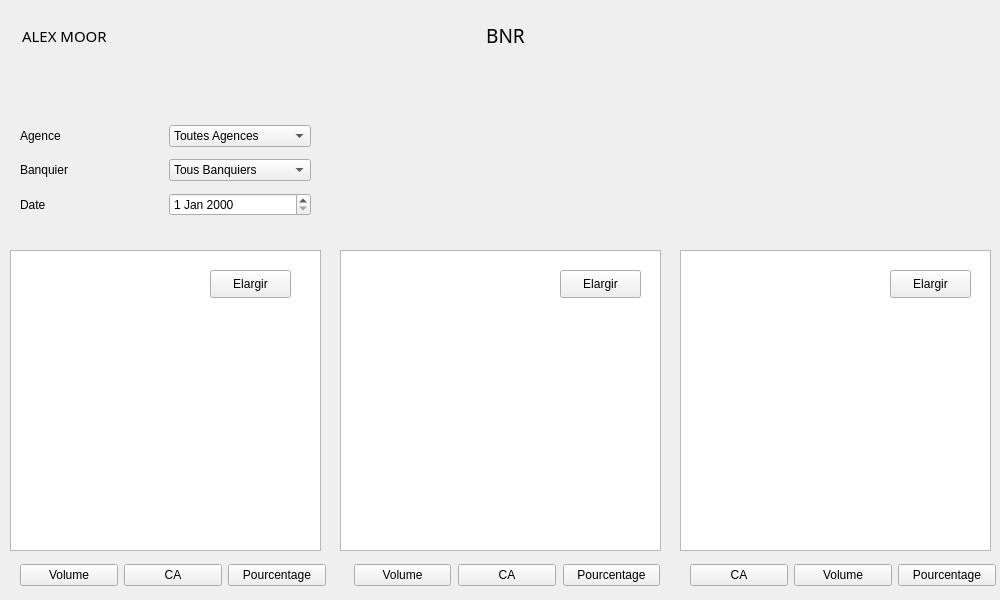
SihamJ/IHM, file Projet_Banque/principale.ui: the form before one commit.
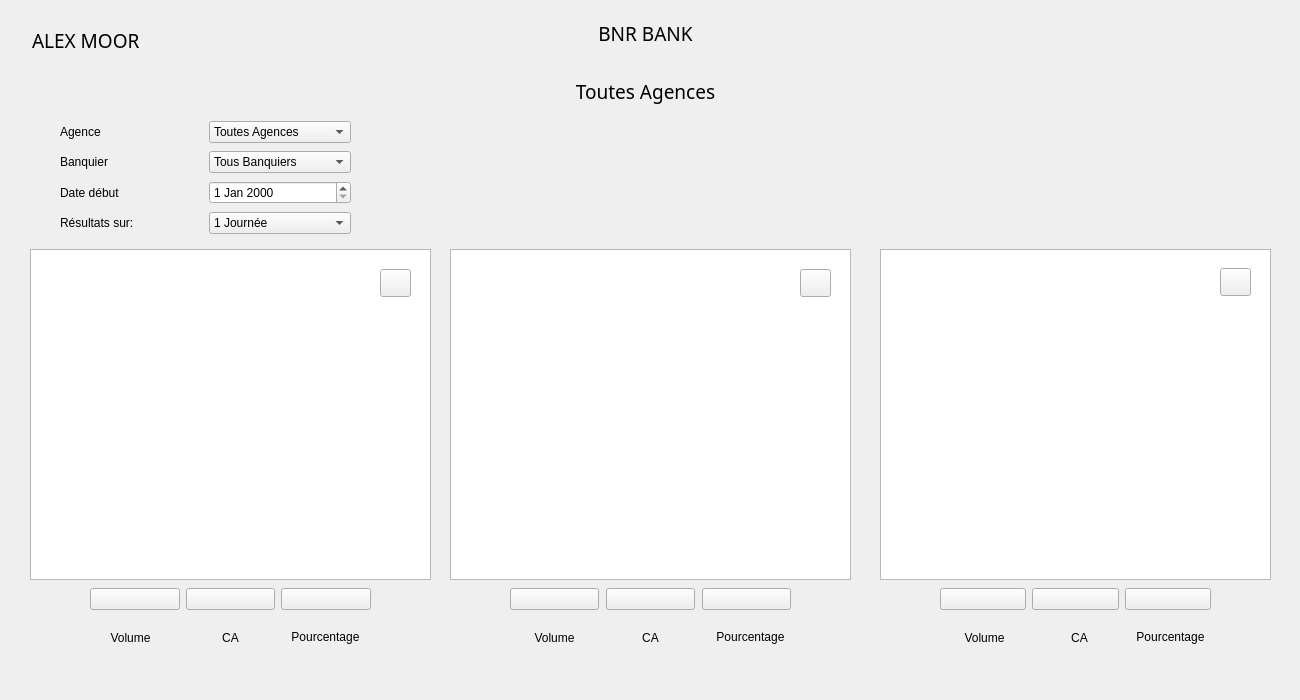
The form after the commit. Icons and pictures are not drawn. Custom widgets are drawn as their Qt base class.

Commit message: date, courbes sur durée, #3

The edit to the form file:
```diff
--- a/Projet_Banque/principale.ui
+++ b/Projet_Banque/principale.ui
@@ -6,8 +6,8 @@
    <rect>
     <x>0</x>
     <y>0</y>
-    <width>1000</width>
-    <height>600</height>
+    <width>1300</width>
+    <height>700</height>
    </rect>
   </property>
   <property name="windowTitle">
@@ -16,44 +16,65 @@
   <widget class="QWidget" name="layoutWidget">
    <property name="geometry">
     <rect>
-     <x>690</x>
-     <y>560</y>
-     <width>306</width>
-     <height>31</height>
+     <x>940</x>
+     <y>579</y>
+     <width>271</width>
+     <height>41</height>
     </rect>
    </property>
    <layout class="QHBoxLayout" name="horizontalLayout_3">
-    <item>
-     <widget class="QPushButton" name="ca_bours">
-      <property name="text">
-       <string>CA</string>
-      </property>
-      <property name="icon">
-       <iconset resource="ressource.qrc">
-        <normaloff>:/assets/ca.png</normaloff>:/assets/ca.png</iconset>
-      </property>
-     </widget>
-    </item>
     <item>
      <widget class="QPushButton" name="vol_bours">
       <property name="text">
-       <string>Volume</string>
+       <string/>
       </property>
       <property name="icon">
        <iconset resource="ressource.qrc">
         <normaloff>:/assets/vol.png</normaloff>:/assets/vol.png</iconset>
+      </property>
+      <property name="iconSize">
+       <size>
+        <width>25</width>
+        <height>25</height>
+       </size>
+      </property>
+     </widget>
+    </item>
+    <item>
+     <widget class="QPushButton" name="ca_bours">
+      <property name="cursor">
+       <cursorShape>PointingHandCursor</cursorShape>
+      </property>
+      <property name="text">
+       <string/>
+      </property>
+      <property name="icon">
+       <iconset resource="ressource.qrc">
+        <normaloff>:/assets/ca.png</normaloff>:/assets/ca.png</iconset>
+      </property>
+      <property name="iconSize">
+       <size>
+        <width>25</width>
+        <height>25</height>
+       </size>
       </property>
      </widget>
     </item>
     <item>
      <widget class="QPushButton" name="pourc_bours">
       <property name="text">
-       <string>Pourcentage</string>
+       <string/>
       </property>
       <property name="icon">
        <iconset resource="ressource.qrc">
         <normaloff>:/assets/pourc.png</normaloff>:/assets/pourc.png</iconset>
       </property>
+      <property name="iconSize">
+       <size>
+        <width>25</width>
+        <height>25</height>
+       </size>
+      </property>
      </widget>
     </item>
    </layout>
@@ -61,10 +82,10 @@
   <widget class="QWidget" name="layoutWidget">
    <property name="geometry">
     <rect>
-     <x>354</x>
-     <y>560</y>
-     <width>306</width>
-     <height>31</height>
+     <x>510</x>
+     <y>579</y>
+     <width>281</width>
+     <height>41</height>
     </rect>
    </property>
    <layout class="QHBoxLayout" name="horizontalLayout_5">
@@ -74,34 +95,52 @@
     <item>
      <widget class="QPushButton" name="vol_assur">
       <property name="text">
-       <string>Volume</string>
+       <string/>
       </property>
       <property name="icon">
        <iconset resource="ressource.qrc">
         <normaloff>:/assets/vol.png</normaloff>:/assets/vol.png</iconset>
       </property>
+      <property name="iconSize">
+       <size>
+        <width>25</width>
+        <height>25</height>
+       </size>
+      </property>
      </widget>
     </item>
     <item>
      <widget class="QPushButton" name="ca_assur">
       <property name="text">
-       <string>CA</string>
+       <string/>
       </property>
       <property name="icon">
        <iconset resource="ressource.qrc">
         <normaloff>:/assets/ca.png</normaloff>:/assets/ca.png</iconset>
       </property>
+      <property name="iconSize">
+       <size>
+        <width>25</width>
+        <height>25</height>
+       </size>
+      </property>
      </widget>
     </item>
     <item>
      <widget class="QPushButton" name="pourc_assur">
       <property name="text">
-       <string>Pourcentage</string>
+       <string/>
       </property>
       <property name="icon">
        <iconset resource="ressource.qrc">
         <normaloff>:/assets/pourc.png</normaloff>:/assets/pourc.png</iconset>
       </property>
+      <property name="iconSize">
+       <size>
+        <width>25</width>
+        <height>25</height>
+       </size>
+      </property>
      </widget>
     </item>
    </layout>
@@ -109,10 +148,10 @@
   <widget class="QWidget" name="layoutWidget">
    <property name="geometry">
     <rect>
-     <x>20</x>
-     <y>560</y>
-     <width>306</width>
-     <height>31</height>
+     <x>90</x>
+     <y>579</y>
+     <width>281</width>
+     <height>41</height>
     </rect>
    </property>
    <layout class="QHBoxLayout" name="horizontalLayout_4">
@@ -122,34 +161,52 @@
        <bool>true</bool>
       </property>
       <property name="text">
-       <string>Volume</string>
+       <string/>
       </property>
       <property name="icon">
        <iconset resource="ressource.qrc">
         <normaloff>:/assets/vol.png</normaloff>:/assets/vol.png</iconset>
       </property>
+      <property name="iconSize">
+       <size>
+        <width>25</width>
+        <height>25</height>
+       </size>
+      </property>
      </widget>
     </item>
     <item>
      <widget class="QPushButton" name="ca_banq">
       <property name="text">
-       <string>CA</string>
+       <string/>
       </property>
       <property name="icon">
        <iconset resource="ressource.qrc">
         <normaloff>:/assets/ca.png</normaloff>:/assets/ca.png</iconset>
       </property>
+      <property name="iconSize">
+       <size>
+        <width>25</width>
+        <height>25</height>
+       </size>
+      </property>
      </widget>
     </item>
     <item>
      <widget class="QPushButton" name="pourc_banq">
       <property name="text">
-       <string>Pourcentage</string>
+       <string/>
       </property>
       <property name="icon">
        <iconset resource="ressource.qrc">
         <normaloff>:/assets/pourc.png</normaloff>:/assets/pourc.png</iconset>
       </property>
+      <property name="iconSize">
+       <size>
+        <width>25</width>
+        <height>25</height>
+       </size>
+      </property>
      </widget>
     </item>
    </layout>
@@ -157,13 +214,13 @@
   <widget class="QWidget" name="layoutWidget">
    <property name="geometry">
     <rect>
-     <x>20</x>
+     <x>60</x>
      <y>120</y>
      <width>291</width>
-     <height>101</height>
+     <height>119</height>
     </rect>
    </property>
-   <layout class="QVBoxLayout" name="verticalLayout_4" stretch="0,0,0">
+   <layout class="QVBoxLayout" name="verticalLayout_4" stretch="0,0,0,0">
     <property name="spacing">
      <number>7</number>
     </property>
@@ -266,12 +323,52 @@
       <item>
        <widget class="QLabel" name="label_3">
         <property name="text">
-         <string>Date</string>
+         <string>Date début</string>
         </property>
        </widget>
       </item>
       <item>
-       <widget class="QDateEdit" name="dateEdit"/>
+       <widget class="QDateEdit" name="date"/>
+      </item>
+     </layout>
+    </item>
+    <item>
+     <layout class="QHBoxLayout" name="horizontalLayout_7">
+      <item>
+       <widget class="QLabel" name="label_4">
+        <property name="text">
+         <string>Résultats sur:</string>
+        </property>
+       </widget>
+      </item>
+      <item>
+       <widget class="QComboBox" name="duree">
+        <item>
+         <property name="text">
+          <string>1 Journée</string>
+         </property>
+        </item>
+        <item>
+         <property name="text">
+          <string>1 Semaine</string>
+         </property>
+        </item>
+        <item>
+         <property name="text">
+          <string>1 Mois</string>
+         </property>
+        </item>
+        <item>
+         <property name="text">
+          <string>1 Année</string>
+         </property>
+        </item>
+        <item>
+         <property name="text">
+          <string>10 Ans</string>
+         </property>
+        </item>
+       </widget>
       </item>
      </layout>
     </item>
@@ -280,10 +377,10 @@
   <widget class="QWidget" name="layoutWidget">
    <property name="geometry">
     <rect>
-     <x>10</x>
+     <x>20</x>
      <y>10</y>
      <width>201</width>
-     <height>51</height>
+     <height>61</height>
     </rect>
    </property>
    <layout class="QHBoxLayout" name="horizontalLayout_8" stretch="0,3">
@@ -298,11 +395,11 @@
      </widget>
     </item>
     <item>
-     <widget class="QLabel" name="label_4">
+     <widget class="QLabel" name="username">
       <property name="font">
        <font>
         <family>MS PGothic</family>
-        <pointsize>11</pointsize>
+        <pointsize>14</pointsize>
        </font>
       </property>
       <property name="toolTip">
@@ -321,13 +418,32 @@
   <widget class="QWidget" name="layoutWidget">
    <property name="geometry">
     <rect>
-     <x>410</x>
+     <x>550</x>
      <y>20</y>
      <width>191</width>
-     <height>161</height>
+     <height>211</height>
     </rect>
    </property>
-   <layout class="QVBoxLayout" name="verticalLayout_5" stretch="1,3,1">
+   <layout class="QVBoxLayout" name="verticalLayout_5" stretch="0,1,0,1">
+    <item>
+     <widget class="QLabel" name="nom_agence_2">
+      <property name="font">
+       <font>
+        <family>MS PGothic</family>
+        <pointsize>14</pointsize>
+        <weight>50</weight>
+        <italic>false</italic>
+        <bold>false</bold>
+       </font>
+      </property>
+      <property name="text">
+       <string>BNR BANK</string>
+      </property>
+      <property name="alignment">
+       <set>Qt::AlignCenter</set>
+      </property>
+     </widget>
+    </item>
     <item>
      <widget class="QLabel" name="nom_agence">
       <property name="font">
@@ -340,7 +456,7 @@
        </font>
       </property>
       <property name="text">
-       <string>BNR</string>
+       <string>Toutes Agences</string>
       </property>
       <property name="alignment">
        <set>Qt::AlignCenter</set>
@@ -378,14 +494,14 @@
   <widget class="QPushButton" name="elargir_bq">
    <property name="geometry">
     <rect>
-     <x>210</x>
-     <y>270</y>
-     <width>81</width>
+     <x>380</x>
+     <y>269</y>
+     <width>31</width>
      <height>28</height>
     </rect>
    </property>
    <property name="text">
-    <string>Elargir</string>
+    <string/>
    </property>
    <property name="icon">
     <iconset resource="ressource.qrc">
@@ -395,14 +511,14 @@
   <widget class="QPushButton" name="elargir_assur">
    <property name="geometry">
     <rect>
-     <x>560</x>
-     <y>270</y>
-     <width>81</width>
+     <x>800</x>
+     <y>269</y>
+     <width>31</width>
      <height>28</height>
     </rect>
    </property>
    <property name="text">
-    <string>Elargir</string>
+    <string/>
    </property>
    <property name="icon">
     <iconset resource="ressource.qrc">
@@ -412,47 +528,191 @@
   <widget class="QPushButton" name="elargir_bours">
    <property name="geometry">
     <rect>
-     <x>890</x>
-     <y>270</y>
-     <width>81</width>
+     <x>1220</x>
+     <y>268</y>
+     <width>31</width>
      <height>28</height>
     </rect>
    </property>
    <property name="text">
-    <string>Elargir</string>
+    <string/>
    </property>
    <property name="icon">
     <iconset resource="ressource.qrc">
      <normaloff>:/assets/elargir_white.png</normaloff>:/assets/elargir_white.png</iconset>
    </property>
   </widget>
+  <widget class="QLabel" name="label_8">
+   <property name="geometry">
+    <rect>
+     <x>90</x>
+     <y>630</y>
+     <width>81</width>
+     <height>16</height>
+    </rect>
+   </property>
+   <property name="text">
+    <string>Volume</string>
+   </property>
+   <property name="alignment">
+    <set>Qt::AlignCenter</set>
+   </property>
+  </widget>
+  <widget class="QLabel" name="label_9">
+   <property name="geometry">
+    <rect>
+     <x>190</x>
+     <y>630</y>
+     <width>81</width>
+     <height>16</height>
+    </rect>
+   </property>
+   <property name="text">
+    <string>CA</string>
+   </property>
+   <property name="alignment">
+    <set>Qt::AlignCenter</set>
+   </property>
+  </widget>
+  <widget class="QLabel" name="label_10">
+   <property name="geometry">
+    <rect>
+     <x>280</x>
+     <y>629</y>
+     <width>91</width>
+     <height>16</height>
+    </rect>
+   </property>
+   <property name="text">
+    <string>Pourcentage</string>
+   </property>
+   <property name="alignment">
+    <set>Qt::AlignCenter</set>
+   </property>
+  </widget>
+  <widget class="QLabel" name="label_11">
+   <property name="geometry">
+    <rect>
+     <x>514</x>
+     <y>630</y>
+     <width>81</width>
+     <height>16</height>
+    </rect>
+   </property>
+   <property name="text">
+    <string>Volume</string>
+   </property>
+   <property name="alignment">
+    <set>Qt::AlignCenter</set>
+   </property>
+  </widget>
+  <widget class="QLabel" name="label_12">
+   <property name="geometry">
+    <rect>
+     <x>610</x>
+     <y>630</y>
+     <width>81</width>
+     <height>16</height>
+    </rect>
+   </property>
+   <property name="text">
+    <string>CA</string>
+   </property>
+   <property name="alignment">
+    <set>Qt::AlignCenter</set>
+   </property>
+  </widget>
+  <widget class="QLabel" name="label_13">
+   <property name="geometry">
+    <rect>
+     <x>710</x>
+     <y>629</y>
+     <width>81</width>
+     <height>16</height>
+    </rect>
+   </property>
+   <property name="text">
+    <string>Pourcentage</string>
+   </property>
+   <property name="alignment">
+    <set>Qt::AlignCenter</set>
+   </property>
+  </widget>
+  <widget class="QLabel" name="label_14">
+   <property name="geometry">
+    <rect>
+     <x>1130</x>
+     <y>629</y>
+     <width>81</width>
+     <height>16</height>
+    </rect>
+   </property>
+   <property name="text">
+    <string>Pourcentage</string>
+   </property>
+   <property name="alignment">
+    <set>Qt::AlignCenter</set>
+   </property>
+  </widget>
+  <widget class="QLabel" name="label_15">
+   <property name="geometry">
+    <rect>
+     <x>1044</x>
+     <y>630</y>
+     <width>71</width>
+     <height>16</height>
+    </rect>
+   </property>
+   <property name="text">
+    <string>CA</string>
+   </property>
+   <property name="alignment">
+    <set>Qt::AlignCenter</set>
+   </property>
+  </widget>
+  <widget class="QLabel" name="label_16">
+   <property name="geometry">
+    <rect>
+     <x>944</x>
+     <y>630</y>
+     <width>81</width>
+     <height>16</height>
+    </rect>
+   </property>
+   <property name="text">
+    <string>Volume</string>
+   </property>
+   <property name="alignment">
+    <set>Qt::AlignCenter</set>
+   </property>
+  </widget>
   <widget class="QtCharts::QChartView" name="produit_bours">
    <property name="geometry">
     <rect>
-     <x>680</x>
-     <y>250</y>
-     <width>311</width>
-     <height>301</height>
+     <x>880</x>
+     <y>249</y>
+     <width>391</width>
+     <height>331</height>
     </rect>
    </property>
   </widget>
   <widget class="QtCharts::QChartView" name="produit_assur">
    <property name="geometry">
     <rect>
-     <x>340</x>
-     <y>250</y>
-     <width>321</width>
-     <height>301</height>
+     <x>450</x>
+     <y>249</y>
+     <width>401</width>
+     <height>331</height>
     </rect>
    </property>
   </widget>
   <widget class="QtCharts::QChartView" name="produit_bq">
    <property name="geometry">
     <rect>
-     <x>10</x>
-     <y>250</y>
-     <width>311</width>
-     <height>301</height>
+     <x>30</x>
+     <y>249</y>
+     <width>401</width>
+     <height>331</height>
     </rect>
    </property>
    <property name="autoFillBackground">
```
Left out of the diff: 44 changed lines with no effect on the pictures. The commit also changes 30 other files.
